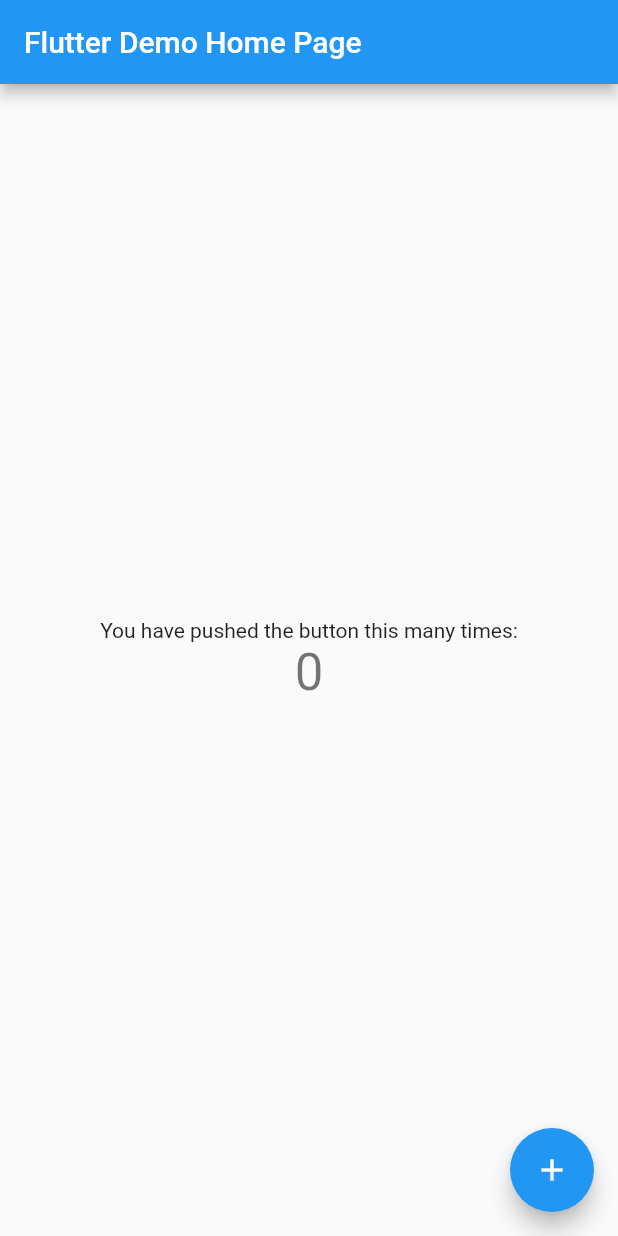
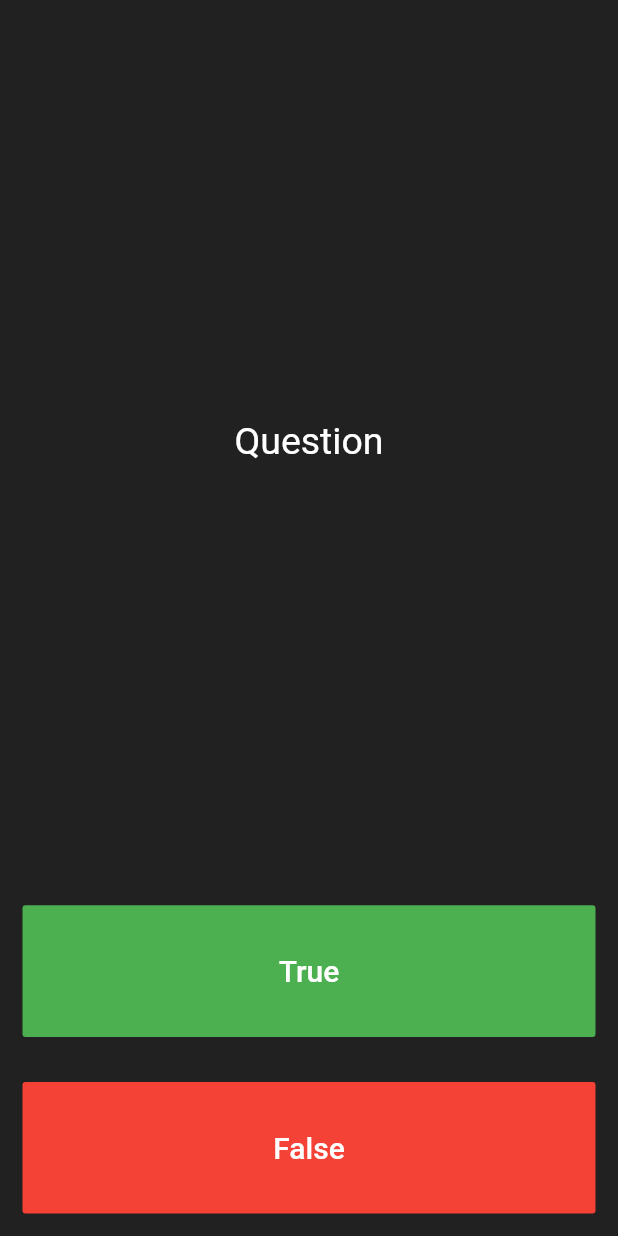
Before and after one commit to ZephirSD/quizzler, a Flutter app: the screen it shows after launch, on a phone screen of 412 x 824 dp. Run offline on Flutter 3.47's test engine with Material 2 defaults, Android fonts, the phone set to English and light mode, and no system bars.

Commit message:
Reproduire l'interface de l'application

```diff
--- a/lib/main.dart
+++ b/lib/main.dart
@@ -1,115 +1,85 @@
 import 'package:flutter/material.dart';
 
 void main() {
-  runApp(const MyApp());
+  return runApp(
+    MaterialApp(
+      home: Scaffold(
+        backgroundColor: Colors.grey.shade900,
+        body: Quizzler(),
+      ),
+    ),
+  );
 }
 
-class MyApp extends StatelessWidget {
-  const MyApp({Key? key}) : super(key: key);
+class Quizzler extends StatefulWidget {
+  Quizzler({Key? key}) : super(key: key);
 
-  // This widget is the root of your application.
+  @override
+  _QuizzlerState createState() => _QuizzlerState();
+}
+
+class _QuizzlerState extends State<Quizzler> {
   @override
   Widget build(BuildContext context) {
-    return MaterialApp(
-      title: 'Flutter Demo',
-      theme: ThemeData(
-        // This is the theme of your application.
-        //
-        // Try running your application with "flutter run". You'll see the
-        // application has a blue toolbar. Then, without quitting the app, try
-        // changing the primarySwatch below to Colors.green and then invoke
-        // "hot reload" (press "r" in the console where you ran "flutter run",
-        // or simply save your changes to "hot reload" in a Flutter IDE).
-        // Notice that the counter didn't reset back to zero; the application
-        // is not restarted.
-        primarySwatch: Colors.blue,
+    return Container(
+      child: Column(
+        mainAxisSize: MainAxisSize.max,
+        crossAxisAlignment: CrossAxisAlignment.stretch,
+        children: [
+          Expanded(
+            flex: 5,
+            child: Padding(
+              padding: EdgeInsets.all(10),
+              child: Center(
+                child: Text(
+                  'Question',
+                  style: TextStyle(
+                    color: Colors.white,
+                    fontSize: 25,
+                  ),
+                ),
+              ),
+            ),
+          ),
+          Expanded(
+            child: Padding(
+              padding: EdgeInsets.all(15),
+              child: FlatButton(
+                color: Colors.green,
+                onPressed: () {
+                  print('test');
+                },
+                child: Text(
+                  'True',
+                  style: TextStyle(
+                    color: Colors.white,
+                    fontSize: 20,
+                  ),
+                ),
+              ),
+            ),
+          ),
+          Expanded(
+            flex: 1,
+            child: Padding(
+              padding: EdgeInsets.all(15),
+              child: FlatButton(
+                color: Colors.red,
+                onPressed: () {
+                  print('test');
+                },
+                child: Text(
+                  'False',
+                  style: TextStyle(
+                    color: Colors.white,
+                    fontSize: 20,
+                  ),
+                ),
+              ),
+            ),
+          ),
+        ],
       ),
-      home: const MyHomePage(title: 'Flutter Demo Home Page'),
     );
   }
 }
-
-class MyHomePage extends StatefulWidget {
-  const MyHomePage({Key? key, required this.title}) : super(key: key);
-
-  // This widget is the home page of your application. It is stateful, meaning
-  // that it has a State object (defined below) that contains fields that affect
-  // how it looks.
-
-  // This class is the configuration for the state. It holds the values (in this
-  // case the title) provided by the parent (in this case the App widget) and
-  // used by the build method of the State. Fields in a Widget subclass are
-  // always marked "final".
-
-  final String title;
-
-  @override
-  State<MyHomePage> createState() => _MyHomePageState();
-}
-
-class _MyHomePageState extends State<MyHomePage> {
-  int _counter = 0;
-
-  void _incrementCounter() {
-    setState(() {
-      // This call to setState tells the Flutter framework that something has
-      // changed in this State, which causes it to rerun the build method below
-      // so that the display can reflect the updated values. If we changed
-      // _counter without calling setState(), then the build method would not be
-      // called again, and so nothing would appear to happen.
-      _counter++;
-    });
-  }
-
-  @override
-  Widget build(BuildContext context) {
-    // This method is rerun every time setState is called, for instance as done
-    // by the _incrementCounter method above.
-    //
-    // The Flutter framework has been optimized to make rerunning build methods
-    // fast, so that you can just rebuild anything that needs updating rather
-    // than having to individually change instances of widgets.
-    return Scaffold(
-      appBar: AppBar(
-        // Here we take the value from the MyHomePage object that was created by
-        // the App.build method, and use it to set our appbar title.
-        title: Text(widget.title),
-      ),
-      body: Center(
-        // Center is a layout widget. It takes a single child and positions it
-        // in the middle of the parent.
-        child: Column(
-          // Column is also a layout widget. It takes a list of children and
-          // arranges them vertically. By default, it sizes itself to fit its
-          // children horizontally, and tries to be as tall as its parent.
-          //
-          // Invoke "debug painting" (press "p" in the console, choose the
-          // "Toggle Debug Paint" action from the Flutter Inspector in Android
-          // Studio, or the "Toggle Debug Paint" command in Visual Studio Code)
-          // to see the wireframe for each widget.
-          //
-          // Column has various properties to control how it sizes itself and
-          // how it positions its children. Here we use mainAxisAlignment to
-          // center the children vertically; the main axis here is the vertical
-          // axis because Columns are vertical (the cross axis would be
-          // horizontal).
-          mainAxisAlignment: MainAxisAlignment.center,
-          children: <Widget>[
-            const Text(
-              'You have pushed the button this many times:',
-            ),
-            Text(
-              '$_counter',
-              style: Theme.of(context).textTheme.headline4,
-            ),
-          ],
-        ),
-      ),
-      floatingActionButton: FloatingActionButton(
-        onPressed: _incrementCounter,
-        tooltip: 'Increment',
-        child: const Icon(Icons.add),
-      ), // This trailing comma makes auto-formatting nicer for build methods.
-    );
-  }
-}
```
